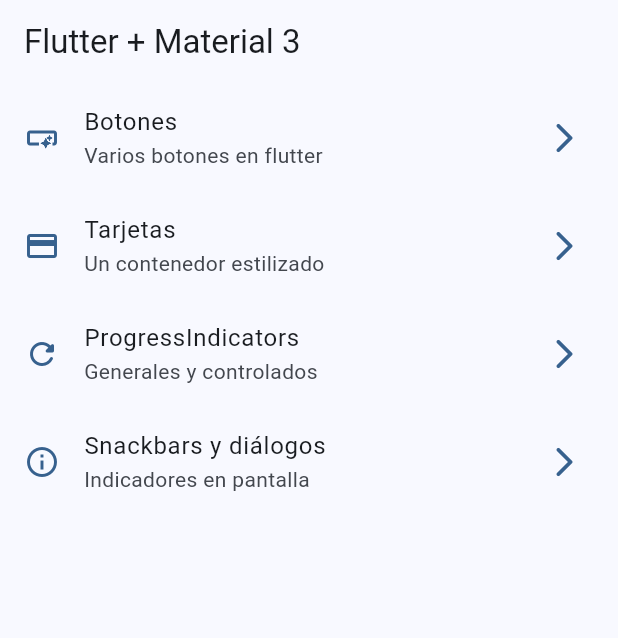
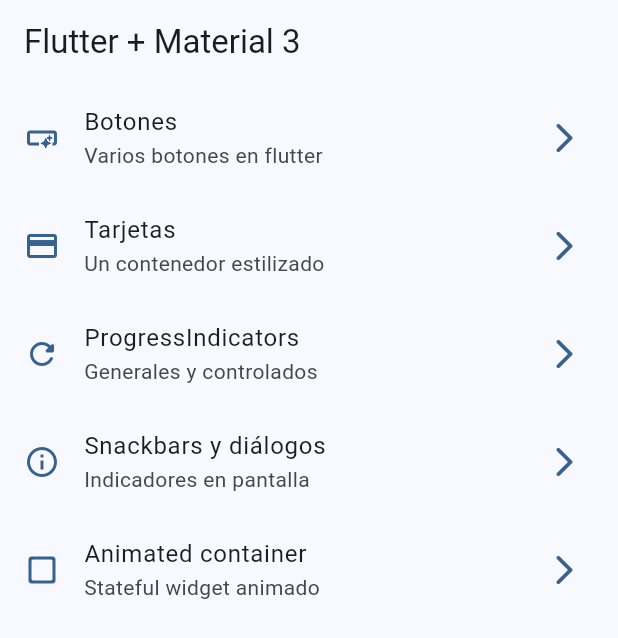
Before and after one commit to fisico-alienado/widgets-app-flutter, a Flutter app: the screen it shows after launch, on a phone screen of 412 x 824 dp. Shown: the top 638 px of the screen. Run offline on Flutter 3.47's test engine with Material 2 defaults, Android fonts, the phone set to English and light mode, and no system bars; our stand-ins replace go_router.

Commit message:
Inicio de un contenedor animado

```diff
--- a/lib/config/menu/menu_items.dart
+++ b/lib/config/menu/menu_items.dart
@@ -41,4 +41,10 @@ const appMenuItems = <MenuItem>[
     link: '/snackbars',
     icon: Icons.info_outline
   ),
+  MenuItem(
+    title: 'Animated container',
+    subTitle: 'Stateful widget animado',
+    link: '/animated',
+    icon: Icons.check_box_outline_blank_rounded
+  ),
 ];
--- a/lib/config/router/app_router.dart
+++ b/lib/config/router/app_router.dart
@@ -32,5 +32,10 @@ final appRouter = GoRouter(
       name: SnackbarScreen.name,
       builder: (context, state) => const SnackbarScreen(),
     ),
+    GoRoute(
+      path: '/animated',
+      name: AnimatedScreen.name,
+      builder: (context, state) => const AnimatedScreen(),
+    ),
   ],
 );
--- a/lib/presentation/screens/snackbar/snackbar_screen.dart
+++ b/lib/presentation/screens/snackbar/snackbar_screen.dart
@@ -9,7 +9,7 @@ class SnackbarScreen extends StatelessWidget {
 
   void showCustomSnackbar( BuildContext context){
 
-    ScaffoldMessenger.of(context).clearSnackBars(); // ! Clave para que aunque toquemos el boton de snackbar muchas veces no se vuelva loco y borre el anterior snackbar
+    ScaffoldMessenger.of(context).clearSnackBars(); // ! Clave para que borre el anterior snackbar y aunque toquemos el boton de snackbar muchas veces no se vuelva loco y cree infinitos
 
     final snackBar = SnackBar(
       content: const Text('Hola Mundo'),
```
Also changed, not shown: lib/presentation/screens/animated/animated_screen.dart (+23 -1 lines).
